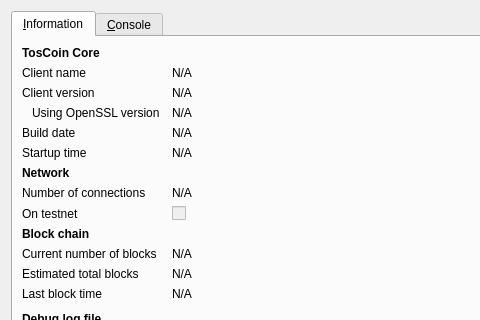
The window that src/qt/forms/rpcconsole.ui (tos-project/TOSC) describes before a commit, drawn with Qt 5; both pictures show x 0 to 480 and y 0 to 320 of the 740 by 450 pixel window.
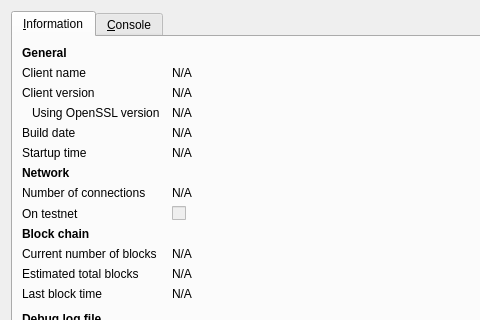
The same window after the commit. Icons and pictures are not drawn.

```diff
--- a/src/qt/forms/rpcconsole.ui
+++ b/src/qt/forms/rpcconsole.ui
@@ -36,7 +36,7 @@
           </font>
          </property>
          <property name="text">
-          <string>TosCoin Core</string>
+          <string>General</string>
          </property>
         </widget>
        </item>
```
Left out of the diff: 6 changed lines with no effect on the pictures.
